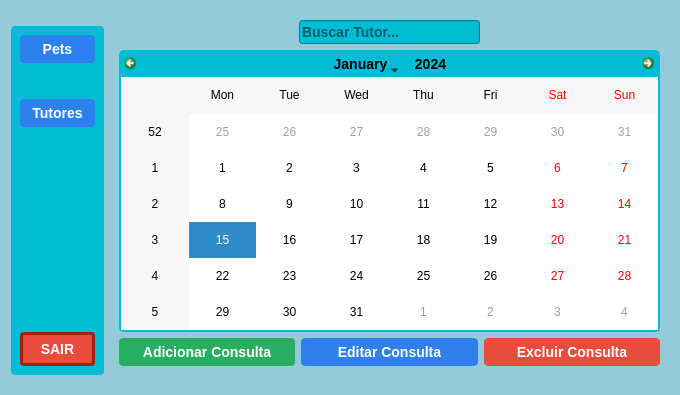
Before: the Qt Designer form tela_recepcionista_consulta.ui in mateuszinum/Projeto-Clinica-Veterinaria, drawn with Qt 5.
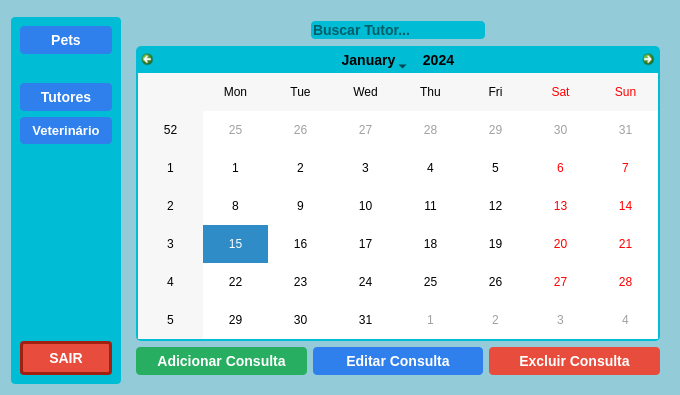
After: the same form once the commit is applied.

```diff
--- a/tela_recepcionista_consulta.ui
+++ b/tela_recepcionista_consulta.ui
@@ -56,7 +56,9 @@
            <string notr="true">    font-family: &quot;Arial&quot;, sans-serif;
     font-size: 14px;
     font-weight: bold;
-background-color: #00bcd4</string>
+background-color: #00bcd4;
+    border-radius: 4px;
+    border: none;</string>
           </property>
           <property name="placeholderText">
            <string>Buscar Tutor...</string>
@@ -343,6 +345,41 @@
         </property>
        </widget>
       </item>
+      <item>
+       <spacer name="verticalSpacer_5">
+        <property name="orientation">
+         <enum>Qt::Vertical</enum>
+        </property>
+        <property name="sizeHint" stdset="0">
+         <size>
+          <width>20</width>
+          <height>8</height>
+         </size>
+        </property>
+       </spacer>
+      </item>
+      <item>
+       <widget class="QPushButton" name="vetBTN">
+        <property name="styleSheet">
+         <string notr="true">QPushButton {
+    background-color: #2f80ed;
+    color: white;
+    border: none;
+    border-radius: 4px;
+    padding: 6px 12px;
+    font-family: &quot;Arial&quot;, sans-serif;
+    font-size: 13px;
+    font-weight: bold;
+}
+QPushButton:hover {
+    background-color: #1c64d1;
+}</string>
+        </property>
+        <property name="text">
+         <string>Veterinário</string>
+        </property>
+       </widget>
+      </item>
       <item>
        <spacer name="verticalSpacer">
         <property name="orientation">
```
